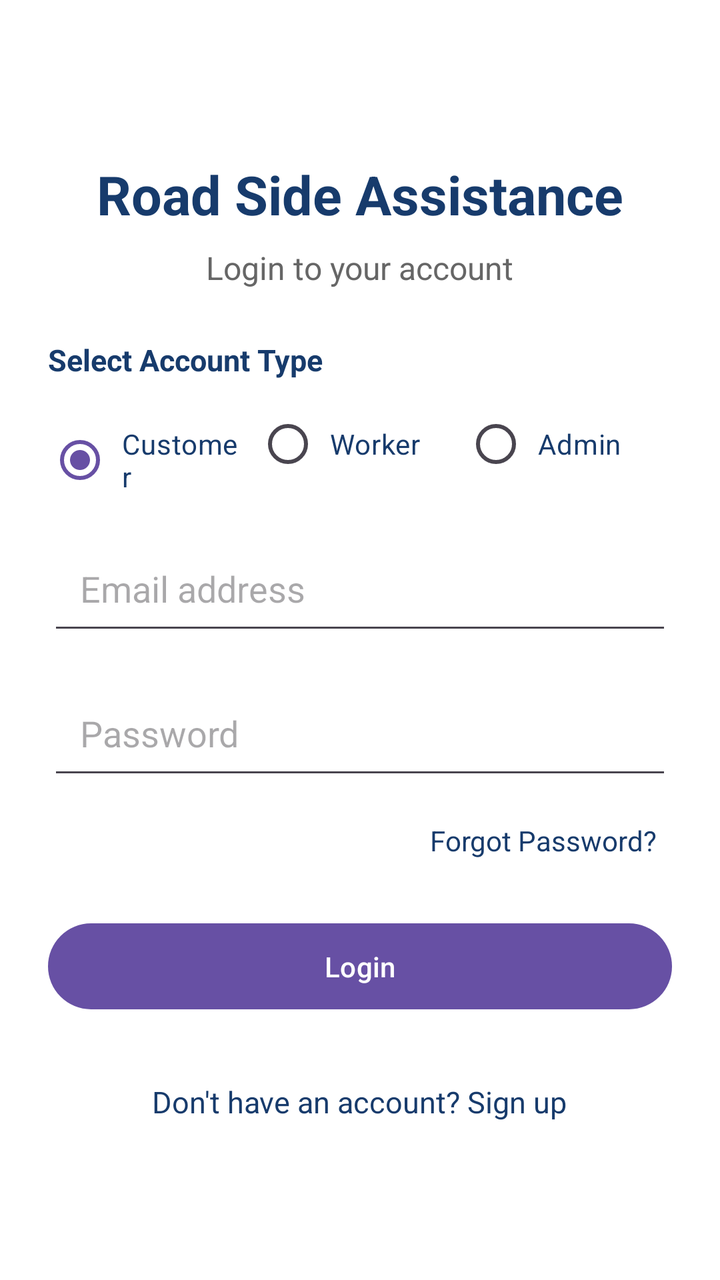
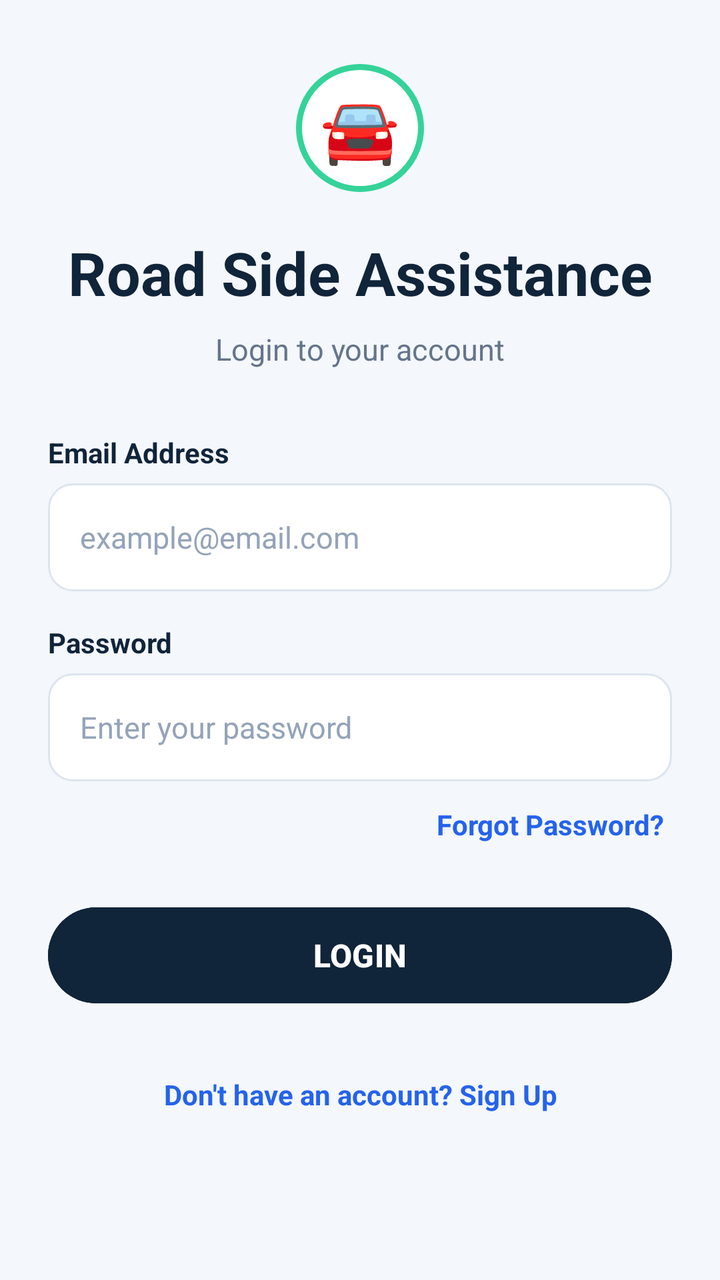

The first picture is an Android layout as it rendered before a commit; the second is the same layout after the commit. The layout source and the unified diff follow.
<!-- AndroidManifest.xml: application theme Theme.RoadsideAssistance -->
<!-- res/layout/activity_main.xml -->
<?xml version="1.0" encoding="utf-8"?>
<ScrollView xmlns:android="http://schemas.android.com/apk/res/android"
    android:layout_width="match_parent"
    android:layout_height="match_parent"
    android:fillViewport="true"
    android:background="#FFFFFF">

    <LinearLayout
        android:layout_width="match_parent"
        android:layout_height="wrap_content"
        android:orientation="vertical"
        android:gravity="center_horizontal"
        android:padding="24dp">

        <TextView
            android:layout_width="wrap_content"
            android:layout_height="wrap_content"
            android:layout_marginTop="55dp"
            android:text="Road Side Assistance"
            android:textColor="#173B6C"
            android:textSize="27sp"
            android:textStyle="bold" />

        <TextView
            android:layout_width="wrap_content"
            android:layout_height="wrap_content"
            android:layout_marginTop="8dp"
            android:layout_marginBottom="25dp"
            android:text="Login to your account"
            android:textColor="#666666"
            android:textSize="16sp" />

        <TextView
            android:layout_width="match_parent"
            android:layout_height="wrap_content"
            android:text="Select Account Type"
            android:textColor="#173B6C"
            android:textStyle="bold"
            android:textSize="15sp"
            android:layout_marginBottom="8dp" />

        <RadioGroup
            android:id="@+id/rgUserRole"
            android:layout_width="match_parent"
            android:layout_height="wrap_content"
            android:orientation="horizontal"
            android:layout_marginBottom="20dp">

            <RadioButton
                android:id="@+id/rbCustomer"
                android:layout_width="0dp"
                android:layout_height="wrap_content"
                android:layout_weight="1"
                android:text="Customer"
                android:checked="true"
                android:textColor="#173B6C"
                android:buttonTint="#173B6C"
                android:padding="5dp" />

            <RadioButton
                android:id="@+id/rbWorker"
                android:layout_width="0dp"
                android:layout_height="wrap_content"
                android:layout_weight="1"
                android:text="Worker"
                android:textColor="#173B6C"
                android:buttonTint="#173B6C"
                android:padding="5dp" />

            <RadioButton
                android:id="@+id/rbAdmin"
                android:layout_width="0dp"
                android:layout_height="wrap_content"
                android:layout_weight="1"
                android:text="Admin"
                android:textColor="#173B6C"
                android:buttonTint="#173B6C"
                android:padding="5dp" />

        </RadioGroup>

        <EditText
            android:id="@+id/etEmail"
            android:layout_width="match_parent"
            android:layout_height="wrap_content"
            android:hint="Email address"
            android:inputType="textEmailAddress"
            android:autofillHints="emailAddress"
            android:padding="16dp"
            android:layout_marginBottom="16dp" />

        <EditText
            android:id="@+id/etPassword"
            android:layout_width="match_parent"
            android:layout_height="wrap_content"
            android:hint="Password"
            android:inputType="textPassword"
            android:autofillHints="password"
            android:padding="16dp"
            android:layout_marginBottom="8dp" />

        <TextView
            android:id="@+id/tvForgotPassword"
            android:layout_width="match_parent"
            android:layout_height="wrap_content"
            android:text="Forgot Password?"
            android:textColor="#173B6C"
            android:gravity="end"
            android:padding="8dp"
            android:clickable="true"
            android:focusable="true" />

        <Button
            android:id="@+id/btnLogin"
            android:layout_width="match_parent"
            android:layout_height="wrap_content"
            android:layout_marginTop="20dp"
            android:text="Login"
            android:textAllCaps="false"
            android:padding="12dp" />

        <TextView
            android:id="@+id/tvRegister"
            android:layout_width="wrap_content"
            android:layout_height="wrap_content"
            android:layout_marginTop="24dp"
            android:text="Don't have an account? Sign up"
            android:textColor="#173B6C"
            android:textSize="15sp"
            android:padding="8dp"
            android:clickable="true"
            android:focusable="true" />

    </LinearLayout>

</ScrollView>
<!-- resources referenced by this layout -->
<resources>
  <style name="Theme.RoadsideAssistance" parent="Base.Theme.RoadsideAssistance" />
  <style name="Base.Theme.RoadsideAssistance" parent="Theme.Material3.DayNight.NoActionBar">
          
          
      </style>
</resources>

<!-- the commit's change to res/layout/activity_main.xml (unified diff, before → after) -->
@@ -2,134 +2,140 @@
 <ScrollView xmlns:android="http://schemas.android.com/apk/res/android"
     android:layout_width="match_parent"
     android:layout_height="match_parent"
+    android:background="#F4F7FB"
     android:fillViewport="true"
-    android:background="#FFFFFF">
+    android:clipToPadding="false">
 
     <LinearLayout
         android:layout_width="match_parent"
         android:layout_height="wrap_content"
         android:orientation="vertical"
-        android:gravity="center_horizontal"
-        android:padding="24dp">
+        android:paddingStart="24dp"
+        android:paddingEnd="24dp"
+        android:paddingTop="32dp"
+        android:paddingBottom="32dp">
 
+        
         <TextView
-            android:layout_width="wrap_content"
+            android:layout_width="64dp"
+            android:layout_height="64dp"
+            android:layout_gravity="center_horizontal"
+            android:background="@drawable/splash_logo_bg"
+            android:gravity="center"
+            android:text="🚘"
+            android:textSize="32sp"
+            android:contentDescription="Roadside assistance logo" />
+
+        
+        <TextView
+            android:layout_width="match_parent"
             android:layout_height="wrap_content"
-            android:layout_marginTop="55dp"
+            android:layout_marginTop="20dp"
+            android:gravity="center"
             android:text="Road Side Assistance"
-            android:textColor="#173B6C"
-            android:textSize="27sp"
+            android:textColor="#10243A"
+            android:textSize="30sp"
             android:textStyle="bold" />
-
-        <TextView
-            android:layout_width="wrap_content"
-            android:layout_height="wrap_content"
-            android:layout_marginTop="8dp"
-            android:layout_marginBottom="25dp"
-            android:text="Login to your account"
-            android:textColor="#666666"
-            android:textSize="16sp" />
 
         <TextView
             android:layout_width="match_parent"
             android:layout_height="wrap_content"
-            android:text="Select Account Type"
-            android:textColor="#173B6C"
-            android:textStyle="bold"
-            android:textSize="15sp"
-            android:layout_marginBottom="8dp" />
+            android:layout_marginTop="8dp"
+            android:layout_marginBottom="32dp"
+            android:gravity="center"
+            android:text="Login to your account"
+            android:textColor="#64748B"
+            android:textSize="15sp" />
 
-        <RadioGroup
-            android:id="@+id/rgUserRole"
+        
+        <TextView
             android:layout_width="match_parent"
             android:layout_height="wrap_content"
-            android:orientation="horizontal"
-            android:layout_marginBottom="20dp">
+            android:layout_marginBottom="6dp"
+            android:text="Email Address"
+            android:textColor="#10243A"
+            android:textStyle="bold"
+            android:textSize="14sp" />
 
-            <RadioButton
-                android:id="@+id/rbCustomer"
-                android:layout_width="0dp"
-                android:layout_height="wrap_content"
-                android:layout_weight="1"
-                android:text="Customer"
-                android:checked="true"
-                android:textColor="#173B6C"
-                android:buttonTint="#173B6C"
-                android:padding="5dp" />
-
-            <RadioButton
-                android:id="@+id/rbWorker"
-                android:layout_width="0dp"
-                android:layout_height="wrap_content"
-                android:layout_weight="1"
-                android:text="Worker"
-                android:textColor="#173B6C"
-                android:buttonTint="#173B6C"
-                android:padding="5dp" />
-
-            <RadioButton
-                android:id="@+id/rbAdmin"
-                android:layout_width="0dp"
-                android:layout_height="wrap_content"
-                android:layout_weight="1"
-                android:text="Admin"
-                android:textColor="#173B6C"
-                android:buttonTint="#173B6C"
-                android:padding="5dp" />
-
-        </RadioGroup>
-
+        
         <EditText
             android:id="@+id/etEmail"
             android:layout_width="match_parent"
+            android:layout_height="54dp"
+            android:layout_marginBottom="16dp"
+            android:background="@drawable/signup_input_bg"
+            android:hint="example@email.com"
+            android:inputType="textEmailAddress"
+            android:paddingStart="16dp"
+            android:paddingEnd="16dp"
+            android:singleLine="true"
+            android:textColor="#10243A"
+            android:textColorHint="#94A3B8"
+            android:textSize="15sp" />
+
+        
+        <TextView
+            android:layout_width="match_parent"
             android:layout_height="wrap_content"
-            android:hint="Email address"
-            android:inputType="textEmailAddress"
-            android:autofillHints="emailAddress"
-            android:padding="16dp"
-            android:layout_marginBottom="16dp" />
+            android:layout_marginBottom="6dp"
+            android:text="Password"
+            android:textColor="#10243A"
+            android:textStyle="bold"
+            android:textSize="14sp" />
 
+        
         <EditText
             android:id="@+id/etPassword"
             android:layout_width="match_parent"
-            android:layout_height="wrap_content"
-            android:hint="Password"
+            android:layout_height="54dp"
+            android:layout_marginBottom="8dp"
+            android:background="@drawable/signup_input_bg"
+            android:hint="Enter your password"
             android:inputType="textPassword"
-            android:autofillHints="password"
-            android:padding="16dp"
-            android:layout_marginBottom="8dp" />
+            android:paddingStart="16dp"
+            android:paddingEnd="16dp"
+            android:singleLine="true"
+            android:textColor="#10243A"
+            android:textColorHint="#94A3B8"
+            android:textSize="15sp" />
 
+        
         <TextView
             android:id="@+id/tvForgotPassword"
-            android:layout_width="match_parent"
+            android:layout_width="wrap_content"
             android:layout_height="wrap_content"
+            android:layout_gravity="end"
+            android:layout_marginBottom="24dp"
+            android:padding="4dp"
             android:text="Forgot Password?"
-            android:textColor="#173B6C"
-            android:gravity="end"
-            android:padding="8dp"
-            android:clickable="true"
-            android:focusable="true" />
+            android:textColor="#2563EB"
+            android:textSize="14sp"
+            android:textStyle="bold" />
 
+        
         <Button
             android:id="@+id/btnLogin"
             android:layout_width="match_parent"
-            android:layout_height="wrap_content"
-            android:layout_marginTop="20dp"
-            android:text="Login"
+            android:layout_height="56dp"
+            android:backgroundTint="#10243A"
+            android:text="LOGIN"
             android:textAllCaps="false"
-            android:padding="12dp" />
+            android:textColor="#FFFFFF"
+            android:textSize="16sp"
+            android:textStyle="bold" />
 
+        
         <TextView
             android:id="@+id/tvRegister"
-            android:layout_width="wrap_content"
+            android:layout_width="match_parent"
             android:layout_height="wrap_content"
             android:layout_marginTop="24dp"
-            android:text="Don't have an account? Sign up"
-            android:textColor="#173B6C"
-            android:textSize="15sp"
+            android:gravity="center"
             android:padding="8dp"
-            android:clickable="true"
-            android:focusable="true" />
+            android:text="Don't have an account? Sign Up"
+            android:textColor="#2563EB"
+            android:textSize="14sp"
+            android:textStyle="bold" />
 
     </LinearLayout>
 
<!-- resource entries referenced after the edit -->
@@ -1,5 +1,28 @@
 <!-- resources referenced by this layout -->
 <resources>
+  <!-- drawable signup_input_bg (drawable) -->
+  <?xml version="1.0" encoding="utf-8"?>
+  <shape xmlns:android="http://schemas.android.com/apk/res/android"
+      android:shape="rectangle">
+  
+      <solid android:color="#FFFFFF" />
+  
+      <corners android:radius="12dp" />
+  
+      <stroke
+          android:width="1dp"
+          android:color="#DCE5EF" />
+  
+  </shape>
+  <!-- drawable splash_logo_bg (drawable) -->
+  <?xml version="1.0" encoding="utf-8"?>
+  <shape xmlns:android="http://schemas.android.com/apk/res/android"
+      android:shape="oval">
+      <solid android:color="#FFFFFF"/>
+      <stroke
+          android:width="3dp"
+          android:color="#35D39A"/>
+  </shape>
   <style name="Theme.RoadsideAssistance" parent="Base.Theme.RoadsideAssistance" />
   <style name="Base.Theme.RoadsideAssistance" parent="Theme.Material3.DayNight.NoActionBar">
           
